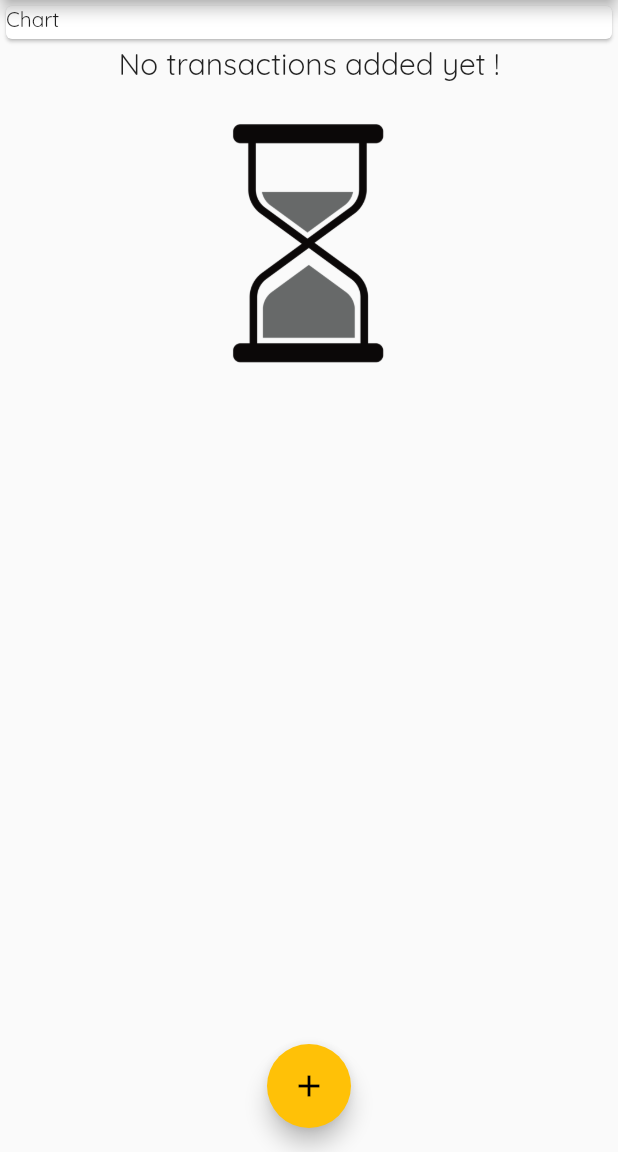
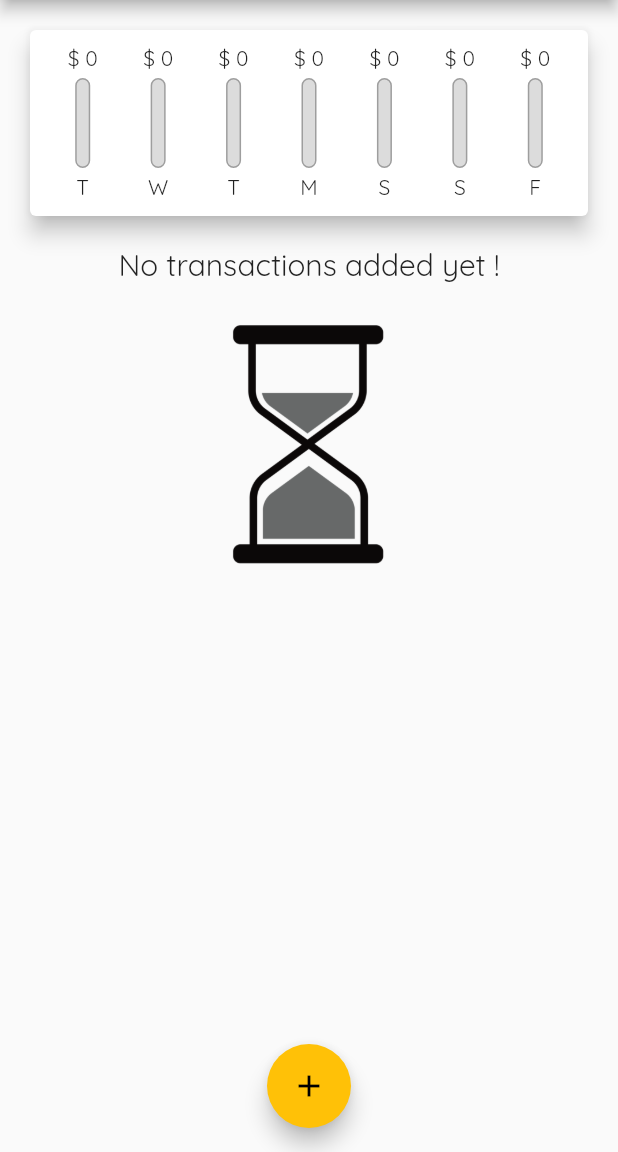
Before and after one commit to mazenmazosh/Personal_expenses, a Flutter app: the screen it shows after launch, on a phone screen of 412 x 824 dp, the part 84-1236 px from its top. Run offline on Flutter 3.47's test engine with Material 2 defaults, Android fonts, the phone set to English and light mode, and no system bars.

Commit message:
fourth change

```diff
--- a/lib/main.dart
+++ b/lib/main.dart
@@ -1,4 +1,5 @@
 import 'package:flutter/material.dart';
+import 'package:personal_expenses_app/widgets/chart.dart';
 import 'package:personal_expenses_app/widgets/new_transaction.dart';
 import 'models/transaction.dart';
 import 'widgets/transaction_list.dart';
@@ -36,10 +37,18 @@ class _MyHomePageState extends State<MyHomePage> {
     //     title: 'new shoes', ammount: 68.8, date: DateTime.now(), id: 't1'),
     // Transaction(title: 'new books', ammount: 50, date: DateTime.now(), id: 't2')
   ];
-  void _addNewTRansaction(String title, double? ammount) {
+  List<Transaction> get _recentTransactions {
+    return _userTransaction.where((tx) {
+      return tx.date.isAfter(DateTime.now().subtract(
+        const Duration(days: 7),
+      ));
+    }).toList();
+  }
+
+  void _addNewTRansaction(String title, double amount) {
     final newtx = Transaction(
         title: title,
-        ammount: ammount,
+        amount: amount,
         date: DateTime.now(),
         id: DateTime.now().toString());
 
@@ -79,12 +88,7 @@ class _MyHomePageState extends State<MyHomePage> {
         ),
       ),
       body: Column(crossAxisAlignment: CrossAxisAlignment.stretch, children: [
-        Container(
-          height: 30,
-          child: Card(
-            child: Text('Chart'),
-          ),
-        ),
+        Chart(_recentTransactions),
         TransactionList(_userTransaction),
       ]),
       floatingActionButtonLocation: FloatingActionButtonLocation.centerFloat,
--- a/lib/models/transaction.dart
+++ b/lib/models/transaction.dart
@@ -1,12 +1,12 @@
 class Transaction {
   final String id;
   final String title;
-  final double? ammount;
+  final double amount;
   final DateTime date;
 
   Transaction(
       {required this.title,
-      required this.ammount,
+      required this.amount,
       required this.date,
       required this.id});
 }
--- a/lib/widgets/chart.dart
+++ b/lib/widgets/chart.dart
@@ -1,6 +1,7 @@
 import 'package:flutter/material.dart';
 import 'package:intl/intl.dart';
 import 'package:personal_expenses_app/models/transaction.dart';
+import 'package:personal_expenses_app/widgets/chart_bar.dart';
 
 class Chart extends StatelessWidget {
   Chart(this.recentTransactions, {Key? key}) : super(key: key);
@@ -17,26 +18,44 @@ class Chart extends StatelessWidget {
         if (recentTransactions[i].date.day == weekDay.day &&
             recentTransactions[i].date.month == weekDay.month &&
             recentTransactions[i].date.year == weekDay.year) {
-          totalSum += recentTransactions[i].ammount!;
+          totalSum += recentTransactions[i].amount;
         }
       }
 
-      print(DateFormat.E(weekDay));
-      print(totalSum);
       return {
-        'day': DateFormat.E(weekDay),
-        'ammount': totalSum,
+        'day': DateFormat.E().format(weekDay).substring(0, 1),
+        'amount': totalSum,
       };
+    });
+  }
+
+  double get totalSpending {
+    return groupedTransactionValues.fold(0.0, (sum, item) {
+      return sum + item['amount'];
     });
   }
 
   @override
   Widget build(BuildContext context) {
+    print(groupedTransactionValues);
     return Card(
       elevation: 6,
-      margin: EdgeInsets.all(20),
-      child: Row(
-        children: [],
+      margin: const EdgeInsets.all(20),
+      child: Padding(
+        padding: const EdgeInsets.all(10),
+        child: Row(
+          mainAxisAlignment: MainAxisAlignment.spaceAround,
+          children: groupedTransactionValues.map((data) {
+            return Flexible(
+              fit: FlexFit.tight,
+              child: ChartBar(
+                data['day'],
+                data['amount'],
+                totalSpending == 0 ? 0.0 : data['amount'] / totalSpending,
+              ),
+            );
+          }).toList(),
+        ),
       ),
     );
   }
--- /dev/null
+++ b/lib/widgets/chart_bar.dart
@@ -0,0 +1,47 @@
+import 'package:flutter/material.dart';
+
+class ChartBar extends StatelessWidget {
+  const ChartBar(this.label, this.SpendingAmount, this.SpendingPctOfTotal,
+      {Key? key})
+      : super(key: key);
+
+  final String label;
+  final double SpendingAmount;
+  final double SpendingPctOfTotal;
+  @override
+  Widget build(BuildContext context) {
+    return Column(children: [
+      FittedBox(child: Text('\$ ${SpendingAmount.toStringAsFixed(0)}')),
+      const SizedBox(
+        height: 4,
+      ),
+      Container(
+        height: 60,
+        width: 10,
+        child: Stack(
+          children: [
+            Container(
+              decoration: BoxDecoration(
+                border: Border.all(color: Colors.grey, width: 1.0),
+                color: const Color.fromRGBO(220, 220, 220, 1),
+                borderRadius: BorderRadius.circular(10),
+              ),
+            ),
+            FractionallySizedBox(
+              heightFactor: SpendingPctOfTotal,
+              child: Container(
+                decoration: BoxDecoration(
+                    color: Colors.purple,
+                    borderRadius: BorderRadius.circular(10)),
+              ),
+            )
+          ],
+        ),
+      ),
+      const SizedBox(
+        height: 4,
+      ),
+      Text(label),
+    ]);
+  }
+}
--- a/lib/widgets/transaction_list.dart
+++ b/lib/widgets/transaction_list.dart
@@ -42,7 +42,7 @@ class TransactionList extends StatelessWidget {
                                 Border.all(color: Colors.purple, width: 2.5)),
                         margin: const EdgeInsets.all(20),
                         child: Text(
-                          '\$ ${transactions[index].ammount!.toStringAsFixed(2)}',
+                          '\$ ${transactions[index].amount.toStringAsFixed(2)}',
                           style: const TextStyle(
                               color: Colors.purple,
                               fontWeight: FontWeight.bold),
```
Also changed, not shown: lib/widgets/new_transaction.dart (+5 -5 lines).
